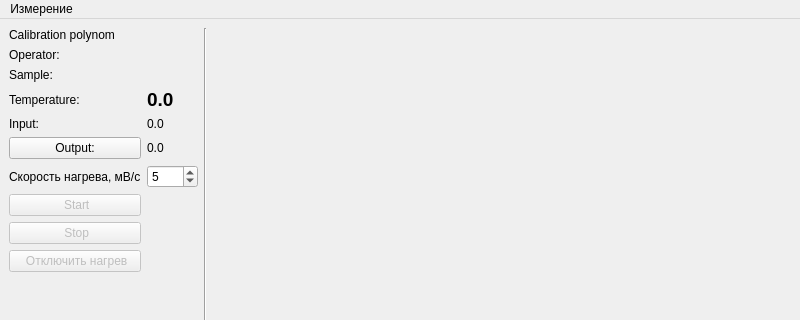
The window that assets/MainWindow.ui (ioyurev/vta-collection) describes before a commit, drawn with Qt 5; both pictures show x 0 to 800 and y 0 to 320 of the 800 by 600 pixel window.
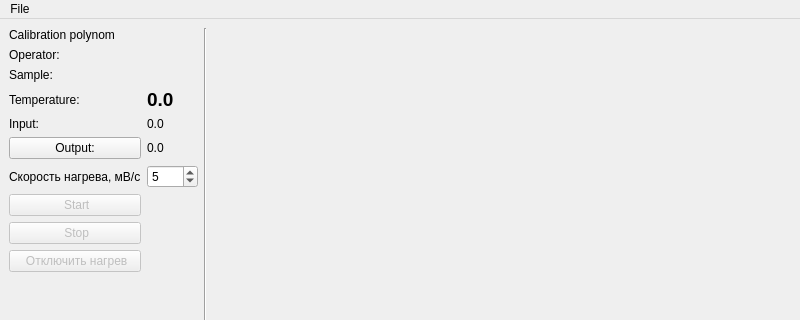
The same window after the commit. Icons and pictures are not drawn.

Commit message: feat(about_window.py): add about window with version and author information

```diff
--- a/assets/MainWindow.ui
+++ b/assets/MainWindow.ui
@@ -190,7 +190,7 @@
    </property>
    <widget class="QMenu" name="menu">
     <property name="title">
-     <string>Измерение</string>
+     <string>File</string>
     </property>
     <addaction name="action_new"/>
     <addaction name="action_save"/>
```
Left out of the diff: 13 changed lines with no effect on the pictures. The commit also changes 4 other files.
